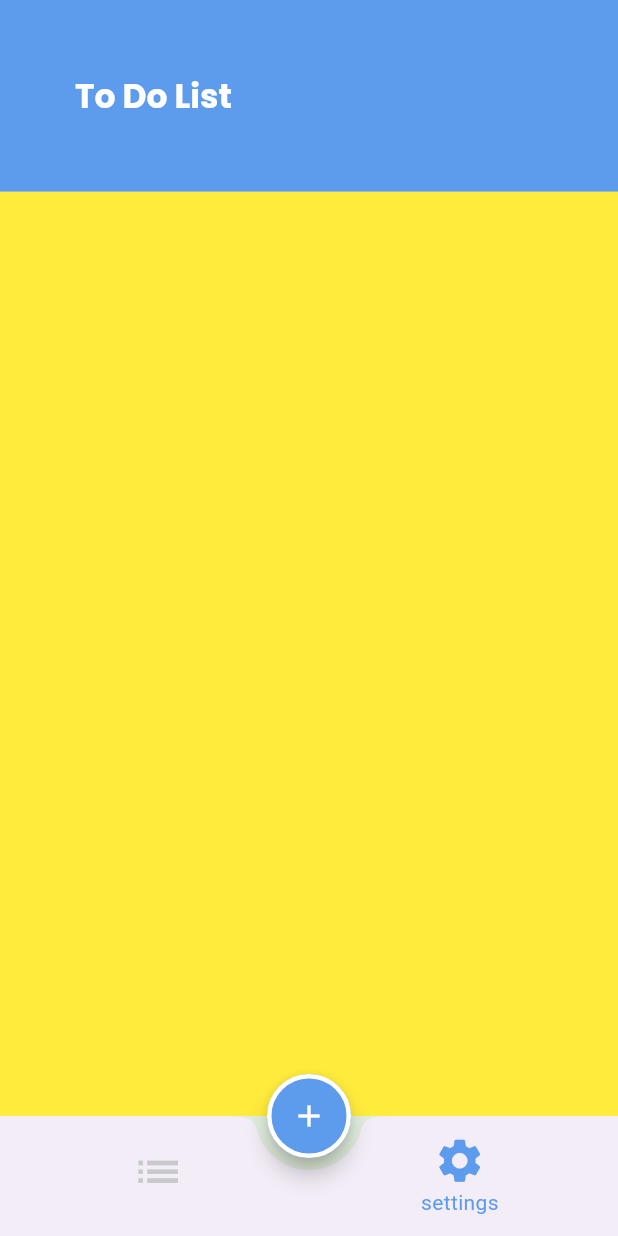
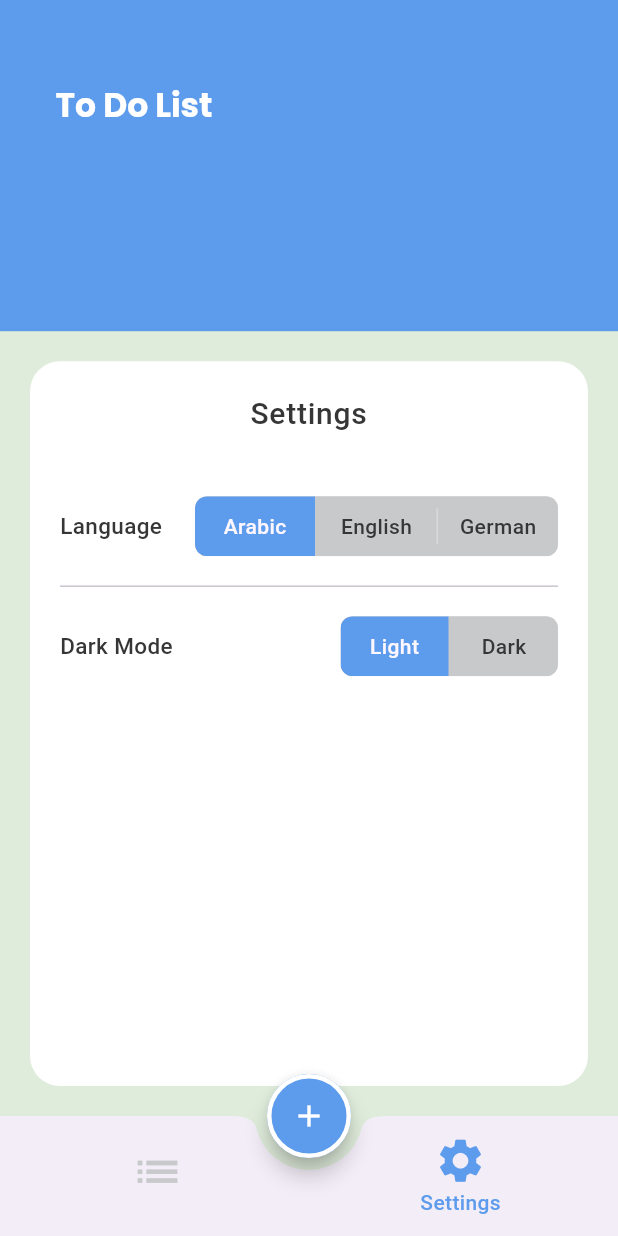
Before and after one commit to Hanyaamr/ToDo-app, a Flutter app: the screen it shows after launch, item 2 of the bottom bar chosen, on a phone screen of 412 x 824 dp. Run offline on Flutter 3.47's test engine with Material 3 defaults, Android fonts, the phone set to English and light mode, and no system bars; drawn by our look-alikes of toggle_switch; our stand-ins replace easy_date_timeline, google_fonts; generated files the repository leaves out were written again.

Commit message:
Add settings screen. Localization files for 3 languages.

```diff
--- /dev/null
+++ b/l10n.yaml
@@ -0,0 +1,3 @@
+arb-dir: lib/l10n
+template-arb-file: app_en.arb
+output-localization-file: app_localizations.dart
--- a/lib/Tabs/settings_tab.dart
+++ b/lib/Tabs/settings_tab.dart
@@ -1,11 +1,74 @@
 import 'package:flutter/material.dart';
+import 'package:todo_code/app_theme/app_colors.dart';
+import 'package:flutter_gen/gen_l10n/app_localizations.dart';
+import 'package:toggle_switch/toggle_switch.dart';
+class SettingsTab extends StatefulWidget {
+  static const String routeName='settings_tab';
 
-class SettingsTab extends StatelessWidget {
-  static const String routeName='settings_tab';
+  @override
+  State<SettingsTab> createState() => _SettingsTabState();
+}
+
+class _SettingsTabState extends State<SettingsTab> {
   @override
   Widget build(BuildContext context) {
+    bool isDark = false;
+    Map<String,String> languages={
+      'ar':AppLocalizations.of(context)!.arabic,
+      'en':AppLocalizations.of(context)!.english,
+      'de':AppLocalizations.of(context)!.german
+    };
     return Container(
-      color: Colors.yellow,
+      decoration: BoxDecoration(
+        color: Colors.white,
+borderRadius: BorderRadius.circular(20)
+      ),
+      margin:  EdgeInsets.all(20),
+      padding: EdgeInsets.all(20),
+      child: Column(
+        crossAxisAlignment: CrossAxisAlignment.stretch,
+        children: [
+          Text(AppLocalizations.of(context)!.settings,textAlign: TextAlign.center,style: Theme.of(context).textTheme.bodyLarge,),
+          Divider(height: 40,color:AppColors.whiteColor,),
+          Row(
+            mainAxisAlignment: MainAxisAlignment.spaceBetween,
+            children: [
+              Text(AppLocalizations.of(context)!.language,style: Theme.of(context).textTheme.bodyMedium,),
+              ToggleSwitch(
+                initialLabelIndex: 0,
+                totalSwitches: 3,
+                minWidth: 80,
+                inactiveBgColor: AppColors.greyColor ,
+                activeBgColor: [AppColors.PrimaryColor],
+                labels: [AppLocalizations.of(context)!.arabic,
+                  AppLocalizations.of(context)!.english,
+                  AppLocalizations.of(context)!.german
+                ],
+                onToggle: (index) {
+                },
+              )
+            ],
+          ),
+          Divider(height: 40,),
+          Row(
+            mainAxisAlignment: MainAxisAlignment.spaceBetween,
+            children: [
+              Text(AppLocalizations.of(context)!.dark_mode,style: Theme.of(context).textTheme.bodyMedium,),
+    ToggleSwitch(
+    initialLabelIndex: 0,
+    totalSwitches: 2,
+inactiveBgColor: AppColors.greyColor ,
+      activeBgColor: [AppColors.PrimaryColor],
+    labels: ['Light', 'Dark'],
+    onToggle: (index) {
+    },
+    )
+              ,],
+          ),
+        ],
+      ),
     );
   }
+
+
 }
--- a/lib/app_theme/app_theme_data.dart
+++ b/lib/app_theme/app_theme_data.dart
@@ -19,7 +19,10 @@ selectedLabelStyle: TextStyle(color: AppColors.PrimaryColor),
 
     textTheme: TextTheme(
   //app title
-     titleLarge: GoogleFonts.poppins(fontSize:22,fontWeight: FontWeight.w700,color: AppColors.whiteColor)
+     titleLarge: GoogleFonts.poppins(fontSize:22,fontWeight: FontWeight.w700,color: AppColors.whiteColor),
+     bodyLarge: GoogleFonts.aBeeZee(fontSize:20,fontWeight: FontWeight.w500,color: AppColors.blackColor),
+     bodyMedium: GoogleFonts.aBeeZee(fontSize:15,fontWeight: FontWeight.w500,color: AppColors.blackColor),
+
 )
 );
 }
--- a/lib/home_screen/home_screen.dart
+++ b/lib/home_screen/home_screen.dart
@@ -4,6 +4,7 @@ import 'package:todo_code/Tabs/task_tab.dart';
 import 'package:todo_code/app_theme/app_colors.dart';
 import 'package:easy_date_timeline/easy_date_timeline.dart';
 import 'package:todo_code/home_screen/bottom_sheet_task.dart';
+import 'package:flutter_gen/gen_l10n/app_localizations.dart';
 
 class HomeScreen extends StatefulWidget {
   static const String routeName = 'home_screen';
@@ -13,53 +14,50 @@ class HomeScreen extends StatefulWidget {
 }
 
 class _HomeScreenState extends State<HomeScreen> {
-  int selectesIndex = 0;
+  int selectedIndex = 0;
 
   @override
   Widget build(BuildContext context) {
     return Scaffold(
-      backgroundColor: AppColors.lightBackgroundColor,
-      appBar: AppBar(
-        toolbarHeight: MediaQuery.of(context).size.height*.155,
-        backgroundColor: AppColors.PrimaryColor,
-        titleSpacing: 50,
-         title:  Text(
-            'To Do List',
-            style: Theme.of(context).textTheme.titleLarge,
-          )
-      ),
+      // backgroundColor: AppColors.lightBackgroundColor,
+      appBar:AppBar(
+        // toolbarHeight: MediaQuery.of(context).size.height*.03,
+        backgroundColor: AppColors.PrimaryColor,),
       body:
 
-      // Column(
-      //   children: [
-          // Container(
-          //     padding: EdgeInsets.only(
-          //         left: MediaQuery.of(context).size.width * .09),
-          //     alignment: AlignmentDirectional.topStart,
-          //     height: MediaQuery.of(context).size.height * .1,
-          //     width: MediaQuery.of(context).size.width,
-          //     color: AppColors.PrimaryColor,
-          //     child: ),
+      Column(
+        children: [
+          Container(
+            padding: EdgeInsets.symmetric(
+                horizontal: MediaQuery.of(context).size.width * .09),
+            height: MediaQuery.of(context).size.height * .2,
+            width: MediaQuery.of(context).size.width,
+            color: AppColors.PrimaryColor,
+            child: Text(
+              AppLocalizations.of(context)!.app_title,
+              style: Theme.of(context).textTheme.titleLarge,
+            ),
+          ),
 
-Expanded(child: tabs[selectesIndex]),
-          //   ],
-          // ),
+Expanded(child: tabs[selectedIndex]),
+            ],
+          ),
 
       bottomNavigationBar:
       BottomAppBar(
-        padding: EdgeInsets.all(5),
+        padding: EdgeInsets.all(4),
         shape: CircularNotchedRectangle(),
         notchMargin: 8,
         child:BottomNavigationBar(
-            currentIndex: selectesIndex,
+            currentIndex: selectedIndex,
             onTap: (index) {
-              selectesIndex = index;
+              selectedIndex = index;
               setState(() {});
             },
             items: [
-              BottomNavigationBarItem(icon: Icon(Icons.list,size: 35,), label: 'Task list'),
+              BottomNavigationBarItem(icon: Icon(Icons.list,size: 35,), label: AppLocalizations.of(context)!.task_list),
               BottomNavigationBarItem(
-                  icon: Icon(Icons.settings,size: 35), label: 'settings',),
+                  icon: Icon(Icons.settings,size: 35), label: AppLocalizations.of(context)!.settings,),
 
             ],
       ),),
--- /dev/null
+++ b/lib/l10n/app_ar.arb
@@ -0,0 +1,19 @@
+{
+  "app_title": "قائمة المهام",
+  "add_new_task": "إضافة مهمة جديدة",
+  "please_enter_task_title": "الرجاء إدخال عنوان المهمة !!",
+  "enter_task_title": "أدخل عنوان المهمة",
+  "please_enter_task_description": "الرجاء إدخال وصف المهمة !!",
+  "enter_task_description": "أدخل وصف المهمة",
+  "add_task": "أضف مهمة",
+  "select_time": "حدد الوقت",
+  "edit_task": "تحرير المهمة",
+  "task_details": "تفاصيل المهمة",
+  "settings": "الإعدادات",
+  "language": "اللغة",
+  "english": "الإنجليزية",
+  "arabic": "العربية",
+  "german": "الألمانية",
+  "dark_mode": "الوضع الليلي",
+  "task_list": "قائمة المهام"
+}
--- /dev/null
+++ b/lib/l10n/app_de.arb
@@ -0,0 +1,19 @@
+{
+  "app_title": "Aufgabenliste",
+  "add_new_task": "Neue Aufgabe hinzufügen",
+  "please_enter_task_title": "Bitte geben Sie den Aufgabennamen ein !!",
+  "enter_task_title": "Aufgabenname eingeben",
+  "please_enter_task_description": "Bitte geben Sie die Aufgabenbeschreibung ein !!",
+  "enter_task_description": "Aufgabenbeschreibung eingeben",
+  "add_task": "Aufgabe hinzufügen",
+  "select_time": "Zeit auswählen",
+  "edit_task": "Aufgabe bearbeiten",
+  "task_details": "Aufgabendetails",
+  "settings": "Einstellungen",
+  "language": "Sprache",
+  "english": "Englisch",
+  "arabic": "Arabisch",
+  "german": "Deutsch",
+  "dark_mode": "Dunkler Modus",
+  "task_list": "Aufgabenliste"
+}
--- /dev/null
+++ b/lib/l10n/app_en.arb
@@ -0,0 +1,19 @@
+{
+  "app_title" : "To Do List",
+  "add_new_task" : "Add New Task",
+  "please_enter_task_title" : "Please Enter task title !!",
+  "enter_task_title" : "Enter task title",
+  "please_enter_task_description" : "Please Enter task description !!",
+  "enter_task_description" : "Enter task description",
+  "add_task": "Add Task",
+  "select_time" : "Select time",
+  "edit_task" : "Edit Task",
+  "task_details" : "Task Details",
+  "settings" : "Settings",
+  "language" : "Language",
+  "english" : "English",
+  "arabic" : "Arabic",
+  "german" : "German",
+  "dark_mode": "Dark Mode",
+  "task_list" : "Task List"
+}
--- a/lib/main.dart
+++ b/lib/main.dart
@@ -4,7 +4,7 @@ import 'package:todo_code/Tabs/task_tab.dart';
 import 'package:todo_code/app_theme/app_theme_data.dart';
 import 'Tabs/daily_tasks.dart';
 import 'home_screen/home_screen.dart';
-
+import 'package:flutter_gen/gen_l10n/app_localizations.dart';
 
 void main() {
   runApp(MyApp());
@@ -15,7 +15,10 @@ class MyApp extends StatelessWidget{
     return MaterialApp(
       debugShowCheckedModeBanner: false,
 theme: AppThemeData.lightTheme,
+        localizationsDelegates: AppLocalizations.localizationsDelegates,
+        supportedLocales: AppLocalizations.supportedLocales,
 
+      locale: Locale('en'),
       initialRoute:HomeScreen.routeName ,
       routes: {
         HomeScreen.routeName:(context)=> HomeScreen(),
```
Also changed, not shown: lib/Tabs/daily_tasks.dart (+5 -5 lines), lib/home_screen/bottom_sheet_task.dart (+8 -7 lines), pubspec.yaml (+6 -1 lines), pubspec.lock.
